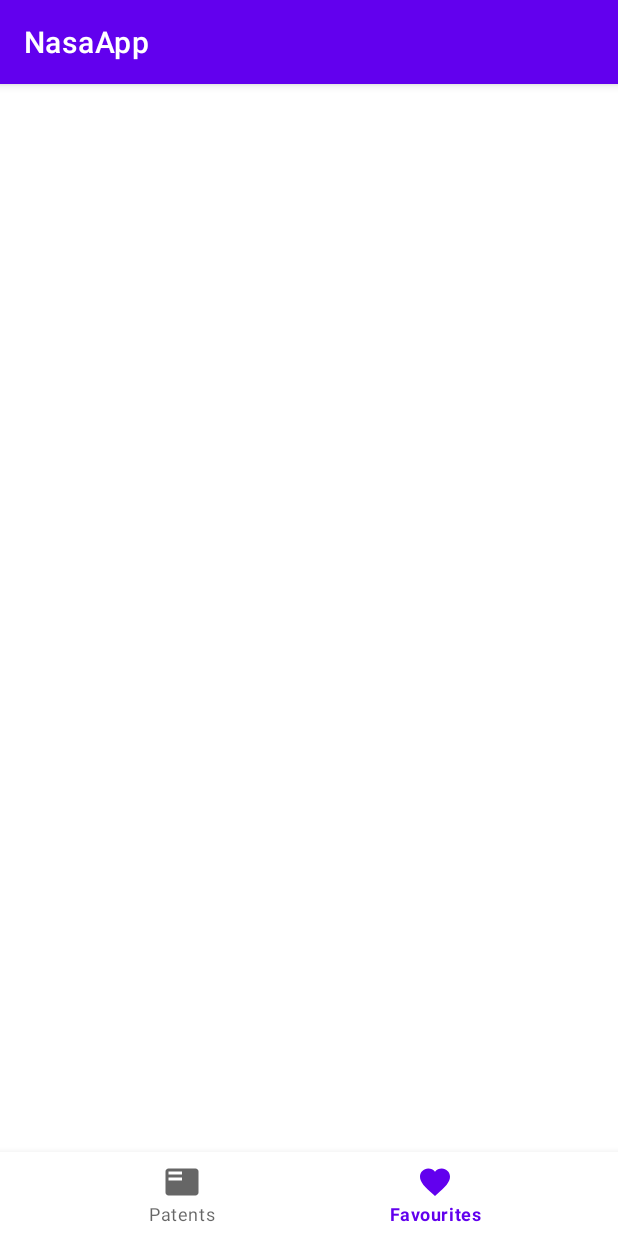
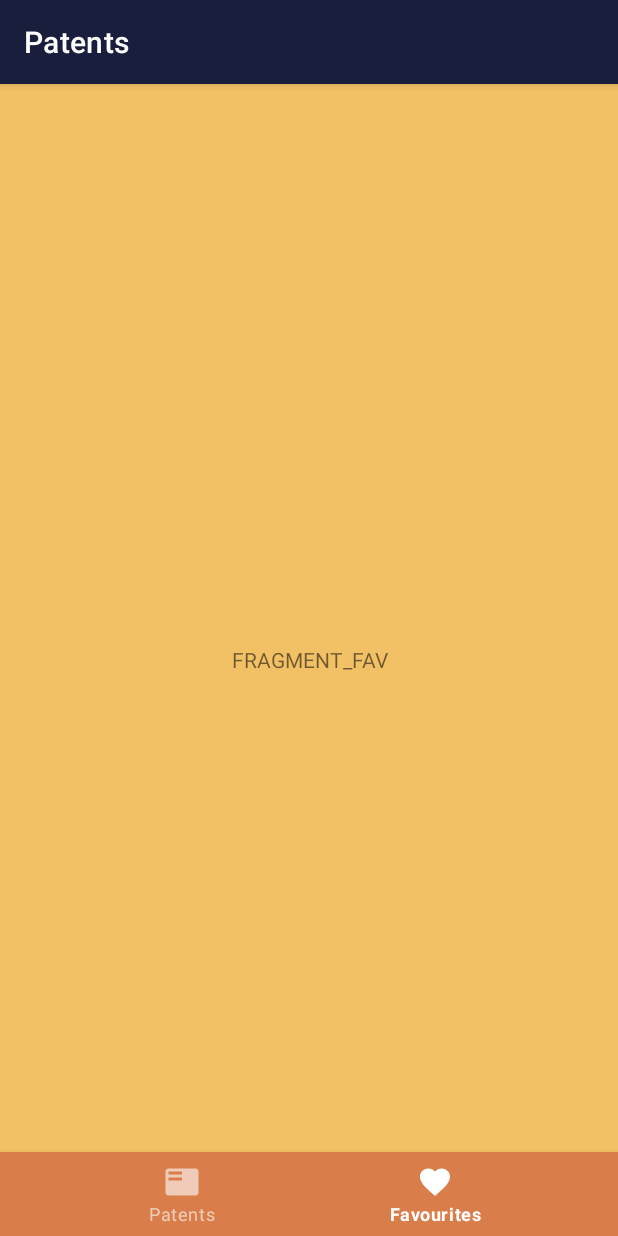
Before and after one commit to Rigonpa/NasaApp, an Android app: the screen it shows after launch (MainActivity), item 2 of the bottom bar chosen, on a phone screen of 412 x 824 dp. Run offline under Robolectric (Android 15) with nearby library versions, the phone set to English and light mode, and no system bars.

Commit message:
App custom theme

```diff
--- a/app/build.gradle
+++ b/app/build.gradle
@@ -1,6 +1,7 @@
 plugins {
     id 'com.android.application'
     id 'kotlin-android'
+    id 'kotlin-android-extensions'
 }
 
 android {
--- a/app/src/main/AndroidManifest.xml
+++ b/app/src/main/AndroidManifest.xml
@@ -1,6 +1,11 @@
 <?xml version="1.0" encoding="utf-8"?>
 <manifest xmlns:android="http://schemas.android.com/apk/res/android"
     package="com.example.nasaapp">
+
+    <uses-permission android:name="android.permission.INTERNET" />
+    <uses-permission android:name="android.permission.ACCESS_NETWORK_STATE" />
+    <uses-permission android:name="android.permission.READ_EXTERNAL_STORAGE" />
+    <uses-permission android:name="android.permission.WRITE_EXTERNAL_STORAGE" />
 
     <application
         android:allowBackup="true"
--- /dev/null
+++ b/app/src/main/java/com/example/nasaapp/fav/FavFragment.kt
@@ -0,0 +1,23 @@
+package com.example.nasaapp.fav
+
+import android.os.Bundle
+import android.view.LayoutInflater
+import android.view.View
+import android.view.ViewGroup
+import androidx.fragment.app.Fragment
+import com.example.nasaapp.R
+
+class FavFragment: Fragment() {
+
+    companion object {
+        fun getNewInstance() = FavFragment()
+    }
+
+    override fun onCreate(savedInstanceState: Bundle?) {
+        super.onCreate(savedInstanceState)
+    }
+
+    override fun onCreateView(inflater: LayoutInflater, container: ViewGroup?, savedInstanceState: Bundle?): View? {
+        return inflater.inflate(R.layout.fragment_fav, container, false)
+    }
+}
--- /dev/null
+++ b/app/src/main/java/com/example/nasaapp/list/ListFragment.kt
@@ -0,0 +1,19 @@
+package com.example.nasaapp.list
+
+import android.os.Bundle
+import android.view.LayoutInflater
+import android.view.View
+import android.view.ViewGroup
+import androidx.fragment.app.Fragment
+import com.example.nasaapp.R
+
+class ListFragment: Fragment() {
+
+    companion object {
+        fun getNewInstance() = ListFragment()
+    }
+
+    override fun onCreateView(inflater: LayoutInflater, container: ViewGroup?, savedInstanceState: Bundle?): View? {
+        return inflater.inflate(R.layout.fragment_list, container, false)
+    }
+}
--- a/app/src/main/java/com/example/nasaapp/main/MainActivity.kt
+++ b/app/src/main/java/com/example/nasaapp/main/MainActivity.kt
@@ -2,11 +2,48 @@ package com.example.nasaapp.main
 
 import androidx.appcompat.app.AppCompatActivity
 import android.os.Bundle
+import android.view.MenuItem
 import com.example.nasaapp.R
+import com.example.nasaapp.fav.FavFragment
+import com.example.nasaapp.list.ListFragment
+import com.google.android.material.bottomnavigation.BottomNavigationView
+import kotlinx.android.synthetic.main.activity_main.*
 
 class MainActivity : AppCompatActivity() {
+
+    var listFragment = ListFragment.getNewInstance()
+    var favFragment = FavFragment.getNewInstance()
+
+    private val navListener = BottomNavigationView.OnNavigationItemSelectedListener {
+        when(it.itemId) {
+            R.id.action_list -> {
+                supportFragmentManager.beginTransaction()
+                        .replace(R.id.main_container, listFragment)
+                        .commit()
+                true
+            }
+            R.id.action_fav -> {
+                supportFragmentManager.beginTransaction()
+                        .replace(R.id.main_container, favFragment)
+                        .commit()
+                true
+            }
+            else -> throw IllegalArgumentException()
+        }
+    }
+
     override fun onCreate(savedInstanceState: Bundle?) {
         super.onCreate(savedInstanceState)
         setContentView(R.layout.activity_main)
+
+        title = "Patents"
+
+        if (savedInstanceState == null) {
+            supportFragmentManager.beginTransaction()
+                    .add(R.id.main_container, listFragment)
+                    .commit()
+        }
+
+        navigation_bar.setOnNavigationItemSelectedListener (navListener)
     }
 }
--- a/app/src/main/res/layout/activity_main.xml
+++ b/app/src/main/res/layout/activity_main.xml
@@ -1,5 +1,5 @@
 <?xml version="1.0" encoding="utf-8"?>
-<androidx.constraintlayout.widget.ConstraintLayout xmlns:android="http://schemas.android.com/apk/res/android"
+<androidx.coordinatorlayout.widget.CoordinatorLayout xmlns:android="http://schemas.android.com/apk/res/android"
     xmlns:app="http://schemas.android.com/apk/res-auto"
     xmlns:tools="http://schemas.android.com/tools"
     android:id="@+id/all_activity_container"
@@ -10,21 +10,16 @@
     <FrameLayout
         android:id="@+id/main_container"
         android:layout_width="match_parent"
-        android:layout_height="wrap_content"
-        app:layout_constraintBottom_toTopOf="@id/navigation_bar"
-        app:layout_constraintLeft_toLeftOf="parent"
-        app:layout_constraintRight_toRightOf="parent"
-        app:layout_constraintTop_toTopOf="parent" />
+        android:layout_height="match_parent"
+        app:layout_constraintBottom_toTopOf="@id/navigation_bar" />
 
     <com.google.android.material.bottomnavigation.BottomNavigationView
         android:id="@+id/navigation_bar"
         android:layout_width="match_parent"
         android:layout_height="wrap_content"
-        app:layout_constraintBottom_toBottomOf="parent"
-        app:layout_constraintLeft_toLeftOf="parent"
-        app:layout_constraintRight_toRightOf="parent"
-        app:menu="@menu/navigation"/>
+        app:backgroundTint="@color/fifth"
+        style="@style/Widget.MaterialComponents.BottomNavigationView.Colored"
+        android:layout_gravity="bottom"
+        app:menu="@menu/navigation_menu"/>
 
-
-
-</androidx.constraintlayout.widget.ConstraintLayout>
+</androidx.coordinatorlayout.widget.CoordinatorLayout>
--- /dev/null
+++ b/app/src/main/res/layout/fragment_fav.xml
@@ -0,0 +1,13 @@
+<?xml version="1.0" encoding="utf-8"?>
+<androidx.constraintlayout.widget.ConstraintLayout xmlns:android="http://schemas.android.com/apk/res/android"
+    android:layout_width="match_parent"
+    android:layout_height="match_parent"
+    android:background="@color/third">
+
+    <TextView
+        android:layout_width="match_parent"
+        android:layout_height="match_parent"
+        android:text="FRAGMENT_FAV"
+        android:gravity="center" />
+
+</androidx.constraintlayout.widget.ConstraintLayout>
--- /dev/null
+++ b/app/src/main/res/layout/fragment_list.xml
@@ -0,0 +1,15 @@
+<?xml version="1.0" encoding="utf-8"?>
+<androidx.constraintlayout.widget.ConstraintLayout xmlns:android="http://schemas.android.com/apk/res/android"
+    android:layout_width="match_parent"
+    android:layout_height="match_parent"
+    xmlns:tools="http://schemas.android.com/tools"
+    android:background="@color/third"
+    tools:context=".list.ListFragment">
+
+    <TextView
+        android:layout_width="match_parent"
+        android:layout_height="match_parent"
+        android:text="FRAGMENT_LIST"
+        android:gravity="center" />
+
+</androidx.constraintlayout.widget.ConstraintLayout>
--- a/app/src/main/res/menu/navigation.xml
+++ b/app/src/main/res/menu/navigation_menu.xml
@@ -3,17 +3,17 @@
     xmlns:app="http://schemas.android.com/apk/res-auto">
 
     <item
-        android:id="@+id/action_main"
+        android:id="@+id/action_list"
         android:enabled="true"
         android:icon="@drawable/ic_list"
         android:title="@string/patents"
-        app:showAsAction="always" />
+        app:showAsAction="ifRoom" />
 
     <item
         android:id="@+id/action_fav"
         android:enabled="true"
         android:icon="@drawable/ic_fav"
         android:title="@string/favorite"
-        app:showAsAction="always" />
+        app:showAsAction="ifRoom" />
 
 </menu>
--- a/app/src/main/res/values/colors.xml
+++ b/app/src/main/res/values/colors.xml
@@ -7,4 +7,11 @@
     <color name="teal_700">#FF018786</color>
     <color name="black">#FF000000</color>
     <color name="white">#FFFFFFFF</color>
+    <color name="first">#011526</color>
+    <color name="second">#A4B5BF</color>
+    <color name="third">#F2C166</color>
+    <color name="fourth">#F2A35E</color>
+    <color name="fifth">#D97E4A</color>
+    <color name="sixth">#181E3C</color>
+
 </resources>
--- a/app/src/main/res/values/themes.xml
+++ b/app/src/main/res/values/themes.xml
@@ -2,8 +2,8 @@
     <!-- Base application theme. -->
     <style name="Theme.NasaApp" parent="Theme.MaterialComponents.DayNight.DarkActionBar">
         <!-- Primary brand color. -->
-        <item name="colorPrimary">@color/purple_500</item>
-        <item name="colorPrimaryVariant">@color/purple_700</item>
+        <item name="colorPrimary">@color/sixth</item>
+        <item name="colorPrimaryVariant">@color/first</item>
         <item name="colorOnPrimary">@color/white</item>
         <!-- Secondary brand color. -->
         <item name="colorSecondary">@color/teal_200</item>
```
